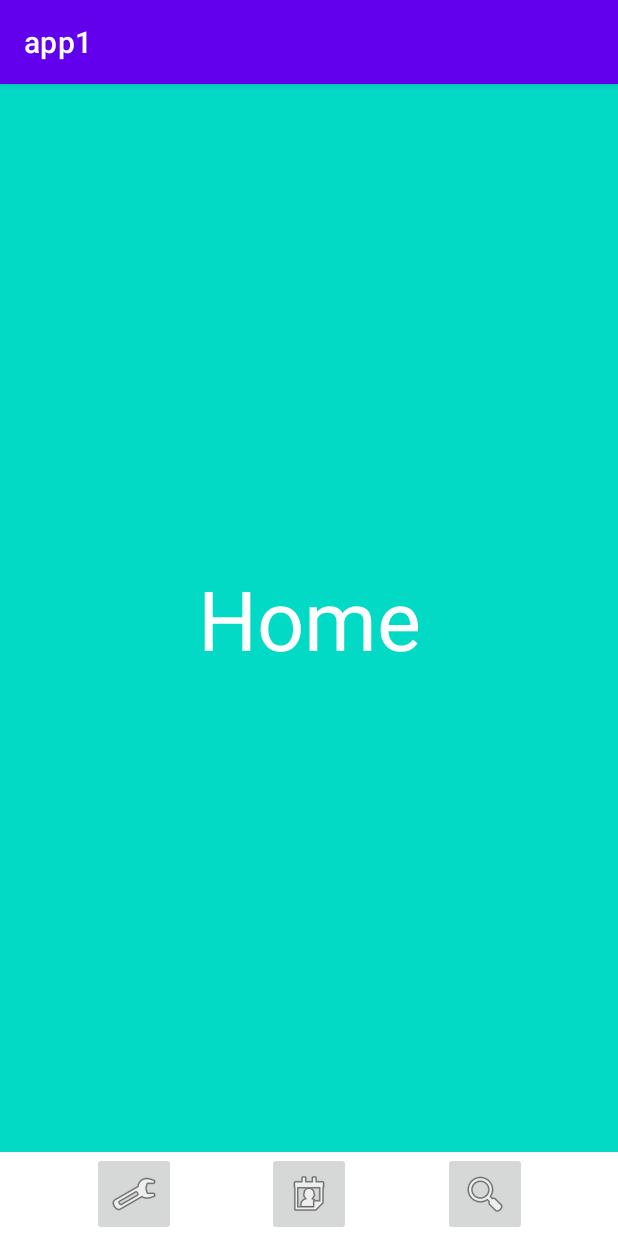
After one commit to Adelya13/android_sem_1, an Android app: the fragment HomeFragment placed in its activity, on a phone screen of 412 x 824 dp. The commit adds this screen. Run offline under Robolectric (Android 15) with nearby library versions, the phone set to English and light mode, and no system bars.

Commit message:
homework 4 done

```diff
--- /dev/null
+++ b/app/src/main/java/kpfu/itis/valisheva/app1/HomeFragment.kt
@@ -0,0 +1,20 @@
+package kpfu.itis.valisheva.app1
+
+import android.os.Bundle
+import android.view.LayoutInflater
+import android.view.View
+import android.view.ViewGroup
+import androidx.fragment.app.Fragment
+
+class HomeFragment : Fragment(R.layout.fragment_home) {
+
+    override fun onCreate(savedInstanceState: Bundle?) {
+        super.onCreate(savedInstanceState)
+        retainInstance = true
+
+    }
+
+
+
+
+}
--- a/app/src/main/java/kpfu/itis/valisheva/app1/MainActivity.kt
+++ b/app/src/main/java/kpfu/itis/valisheva/app1/MainActivity.kt
@@ -3,6 +3,12 @@ package kpfu.itis.valisheva.app1
 import androidx.appcompat.app.AppCompatActivity
 import android.os.Bundle
 import kpfu.itis.valisheva.app1.databinding.ActivityMainBinding
+
+
+private const val HOME_TAG  = "tag_home"
+private const val SEARCH_TAG  = "tag_settings"
+private const val SETTINGS_TAG  = "tag_settings"
+
 
 class MainActivity : AppCompatActivity() {
 
@@ -13,6 +19,52 @@ class MainActivity : AppCompatActivity() {
         binding = ActivityMainBinding.inflate(layoutInflater).also{
             setContentView(it.root)
         }
+        with(binding){
+
+            HomeButton.setOnClickListener{
+                supportFragmentManager.beginTransaction().run{
+                    setCustomAnimations(R.anim.enter_from_right,R.anim.exit_to_left,
+                    R.anim.enter_from_left,R.anim.exit_to_right)
+                    replace(fragments.id, HomeFragment(), HOME_TAG)
+                    addToBackStack(HOME_TAG)
+                    commit()
+
+                }
+            }
+
+            SearchButton.setOnClickListener{
+
+                supportFragmentManager.beginTransaction().run{
+                    setCustomAnimations(R.anim.enter_from_right,R.anim.exit_to_left,
+                        R.anim.enter_from_left,R.anim.exit_to_right)
+                    replace(fragments.id, SearchFragment(), SEARCH_TAG)
+                    addToBackStack(SEARCH_TAG)
+                    commit()
+                }
+
+            }
+
+            SettingsButton.setOnClickListener{
+
+                supportFragmentManager.beginTransaction().run{
+                    setCustomAnimations(R.anim.enter_from_right,R.anim.exit_to_left,
+                        R.anim.enter_from_left,R.anim.exit_to_right)
+
+                    replace(fragments.id, SettingsFragment(), SETTINGS_TAG)
+                    addToBackStack(SETTINGS_TAG)
+
+                    commit()
+                }
+            }
+
+
+
+        }
 
     }
+
+    override fun onBackPressed() {
+        super.onBackPressed()
+    }
+
 }
--- /dev/null
+++ b/app/src/main/res/anim/enter_from_left.xml
@@ -0,0 +1,10 @@
+<?xml version="1.0" encoding="utf-8"?>
+<set xmlns:android="http://schemas.android.com/apk/res/android"
+    android:shareInterpolator="false"
+    >
+    <translate
+        android:fromXDelta="-100%p" android:toXDelta="0%"
+        android:fromYDelta="0%" android:toYDelta="0%"
+        android:duration="@android:integer/config_mediumAnimTime"
+        />
+</set>
--- /dev/null
+++ b/app/src/main/res/anim/enter_from_right.xml
@@ -0,0 +1,10 @@
+<?xml version="1.0" encoding="utf-8"?>
+<set xmlns:android="http://schemas.android.com/apk/res/android"
+    android:shareInterpolator="false"
+    >
+    <translate
+        android:fromXDelta="100%p" android:toXDelta="0%"
+        android:fromYDelta="0%" android:toYDelta="0%"
+        android:duration="@android:integer/config_mediumAnimTime"
+        />
+</set>
--- /dev/null
+++ b/app/src/main/res/anim/exit_to_left.xml
@@ -0,0 +1,10 @@
+<?xml version="1.0" encoding="utf-8"?>
+<set xmlns:android="http://schemas.android.com/apk/res/android"
+    android:shareInterpolator="false"
+    >
+    <translate
+        android:fromXDelta="0%" android:toXDelta="-100%p"
+        android:fromYDelta="0%" android:toYDelta="0%"
+        android:duration="@android:integer/config_mediumAnimTime"
+        />
+</set>
--- /dev/null
+++ b/app/src/main/res/anim/exit_to_right.xml
@@ -0,0 +1,10 @@
+<?xml version="1.0" encoding="utf-8"?>
+<set xmlns:android="http://schemas.android.com/apk/res/android"
+    android:shareInterpolator="false"
+    >
+    <translate
+        android:fromXDelta="0%" android:toXDelta="100%p"
+        android:fromYDelta="0%" android:toYDelta="0%"
+        android:duration="@android:integer/config_mediumAnimTime"
+        />
+</set>
--- a/app/src/main/res/layout/activity_main.xml
+++ b/app/src/main/res/layout/activity_main.xml
@@ -6,13 +6,63 @@
     android:layout_height="match_parent"
     tools:context=".MainActivity">
 
-    <TextView
-        android:layout_width="wrap_content"
-        android:layout_height="wrap_content"
-        android:text="Hello World!"
-        app:layout_constraintBottom_toBottomOf="parent"
-        app:layout_constraintLeft_toLeftOf="parent"
-        app:layout_constraintRight_toRightOf="parent"
+    <FrameLayout
+        android:id="@+id/fragments"
+        android:layout_width="match_parent"
+        android:layout_height="0dp"
+        app:layout_constraintBottom_toTopOf="@+id/HomeButton"
+        app:layout_constraintEnd_toEndOf="parent"
+        app:layout_constraintStart_toStartOf="parent"
         app:layout_constraintTop_toTopOf="parent" />
 
+<!--    <FrameLayout-->
+<!--        android:id="@+id/home"-->
+<!--        android:layout_width="match_parent"-->
+<!--        android:layout_height="match_parent"-->
+<!--        app:layout_constraintBottom_toBottomOf="parent"-->
+<!--        app:layout_constraintEnd_toEndOf="parent"-->
+<!--        app:layout_constraintStart_toStartOf="parent"-->
+<!--        app:layout_constraintTop_toTopOf="parent" />-->
+
+<!--    <FrameLayout-->
+<!--        android:id="@+id/search"-->
+<!--        android:layout_width="match_parent"-->
+<!--        android:layout_height="match_parent"-->
+<!--        app:layout_constraintBottom_toBottomOf="parent"-->
+<!--        app:layout_constraintEnd_toEndOf="parent"-->
+<!--        app:layout_constraintStart_toStartOf="parent"-->
+<!--        app:layout_constraintTop_toTopOf="parent" />-->
+
+
+    <ImageButton
+        android:id="@+id/SettingsButton"
+        android:layout_width="wrap_content"
+        android:layout_height="56dp"
+        app:layout_constraintEnd_toStartOf="@+id/HomeButton"
+        app:layout_constraintStart_toStartOf="parent"
+        app:layout_constraintTop_toTopOf="@+id/HomeButton"
+        app:srcCompat="@android:drawable/ic_menu_manage" />
+
+    <ImageButton
+        android:id="@+id/HomeButton"
+        android:layout_width="wrap_content"
+        android:layout_height="56dp"
+        app:layout_constraintBottom_toBottomOf="parent"
+        app:layout_constraintEnd_toStartOf="@+id/SearchButton"
+        app:layout_constraintStart_toEndOf="@+id/SettingsButton"
+        app:layout_constraintTop_toBottomOf="@+id/fragments"
+        app:srcCompat="@android:drawable/ic_menu_my_calendar" />
+
+    <ImageButton
+        android:id="@+id/SearchButton"
+        android:layout_width="wrap_content"
+        android:layout_height="56dp"
+        app:layout_constraintEnd_toEndOf="parent"
+        app:layout_constraintStart_toEndOf="@+id/HomeButton"
+        app:layout_constraintTop_toTopOf="@+id/HomeButton"
+        app:srcCompat="@android:drawable/ic_menu_search" />
+
+
+
+
 </androidx.constraintlayout.widget.ConstraintLayout>
--- /dev/null
+++ b/app/src/main/res/layout/fragment_home.xml
@@ -0,0 +1,23 @@
+<?xml version="1.0" encoding="utf-8"?>
+<androidx.constraintlayout.widget.ConstraintLayout xmlns:android="http://schemas.android.com/apk/res/android"
+    xmlns:app="http://schemas.android.com/apk/res-auto"
+    android:layout_width="match_parent"
+    android:layout_height="match_parent"
+    xmlns:tools="http://schemas.android.com/tools"
+    tools:context=".HomeFragment"
+    android:background="@color/teal_200">
+
+    <TextView
+        android:layout_width="wrap_content"
+        android:layout_height="wrap_content"
+        app:layout_constraintBottom_toBottomOf="parent"
+        app:layout_constraintEnd_toEndOf="parent"
+        app:layout_constraintStart_toStartOf="parent"
+        app:layout_constraintTop_toTopOf="parent"
+        android:text="@string/home"
+        android:textSize="25pt"
+        android:textColor="@color/white"
+
+        android:layout_margin="10dp"/>
+
+</androidx.constraintlayout.widget.ConstraintLayout>
--- a/app/src/main/res/values/strings.xml
+++ b/app/src/main/res/values/strings.xml
@@ -1,3 +1,7 @@
 <resources>
     <string name="app_name">app1</string>
+    <string name="home">Home</string>
+    <string name="search">Search</string>
+    <string name="settings">Settings</string>
+    <string name="navigation">Navigation</string>
 </resources>
```
Also changed, not shown: app/src/main/java/kpfu/itis/valisheva/app1/SearchFragment.kt (added, +7 -0 lines), app/src/main/java/kpfu/itis/valisheva/app1/SettingsFragment.kt (added, +9 -0 lines), app/src/main/res/layout/fragment_search.xml (added, +23 -0 lines), app/src/main/res/layout/fragment_settings.xml (added, +23 -0 lines).
